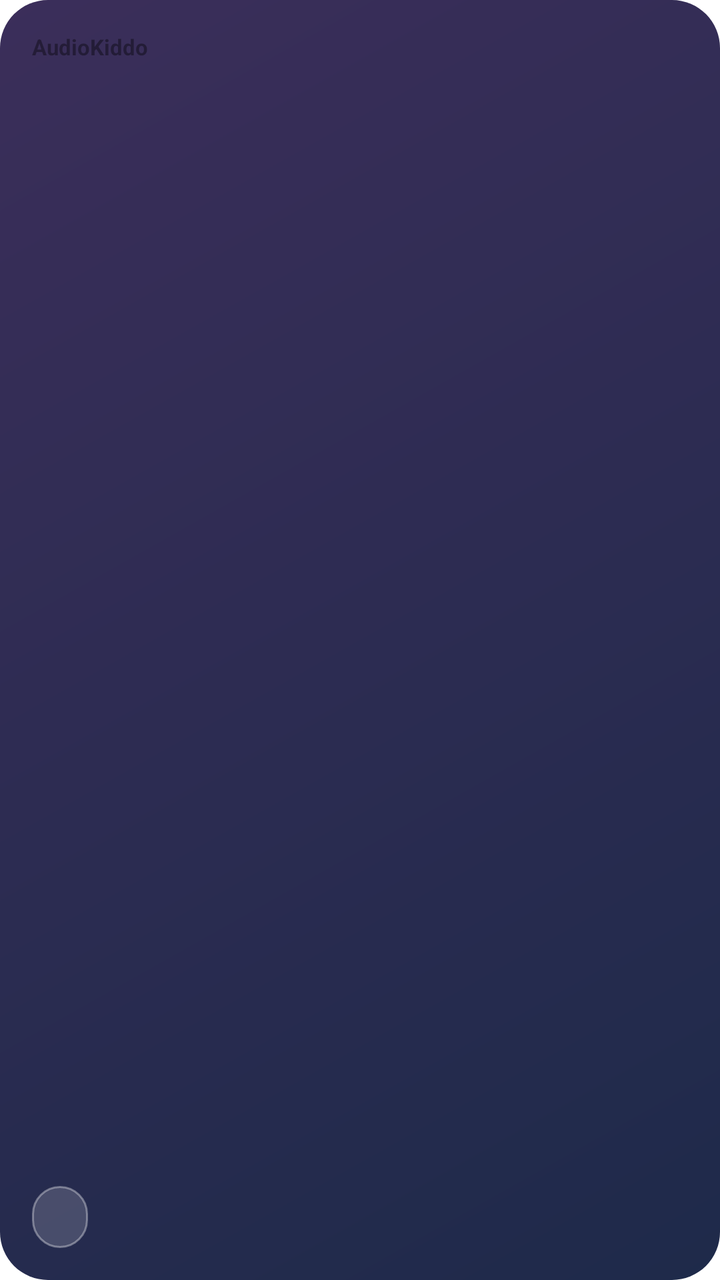
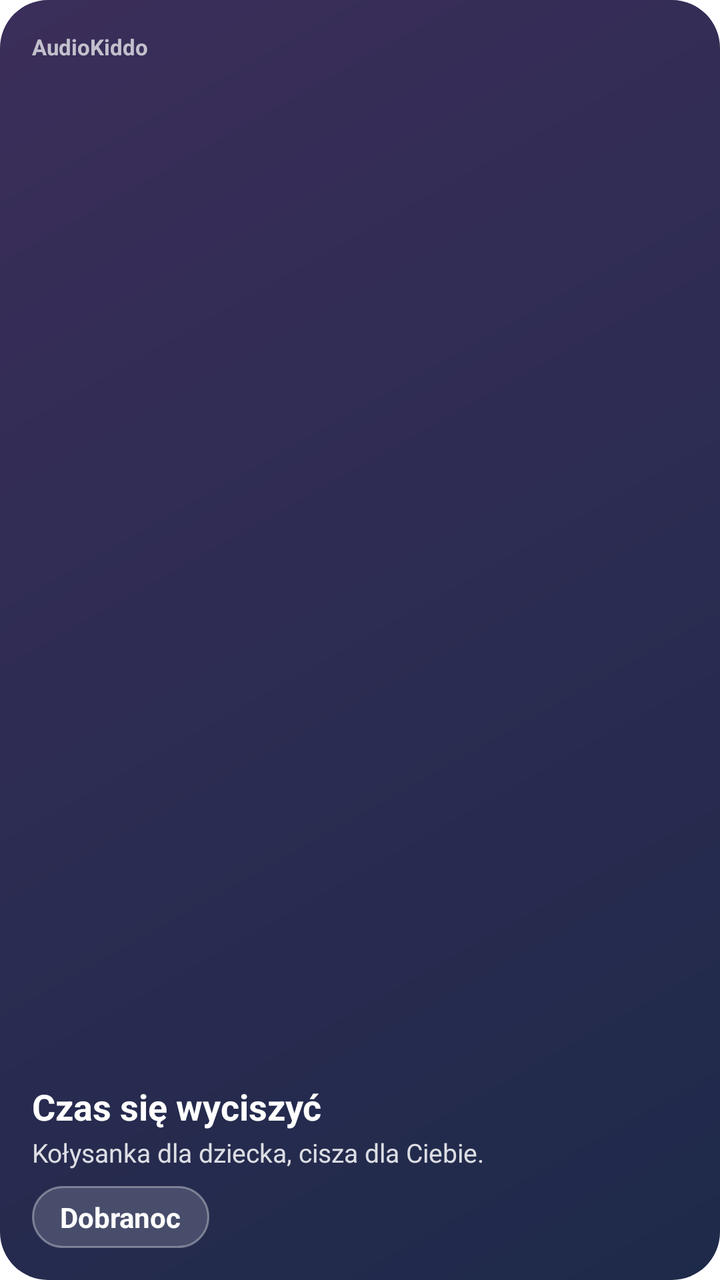

An Android layout rendered at two revisions. The XML below is the earlier revision; the diff shows what the commit changed to produce the second picture.
<!-- AndroidManifest.xml: fallback theme Theme.MaterialComponents.DayNight.NoActionBar -->
<!-- res/layout/day_part_widget.xml -->
<?xml version="1.0" encoding="utf-8"?>
<LinearLayout xmlns:android="http://schemas.android.com/apk/res/android"
    android:id="@+id/widget_root"
    android:layout_width="match_parent"
    android:layout_height="match_parent"
    android:background="@drawable/widget_bg_evening"
    android:orientation="vertical"
    android:padding="16dp">

    <TextView
        android:id="@+id/widget_brand"
        android:layout_width="wrap_content"
        android:layout_height="wrap_content"
        android:alpha="0.7"
        android:text="AudioKiddo"
        android:textSize="11sp"
        android:textStyle="bold" />

    <TextView
        android:id="@+id/widget_notes"
        android:layout_width="wrap_content"
        android:layout_height="wrap_content"
        android:letterSpacing="0.2"
        android:textSize="11sp"
        android:visibility="gone" />

    
    <FrameLayout
        android:layout_width="match_parent"
        android:layout_height="0dp"
        android:layout_weight="1" />

    <TextView
        android:id="@+id/widget_title"
        android:layout_width="match_parent"
        android:layout_height="wrap_content"
        android:maxLines="2"
        android:textSize="18sp"
        android:textStyle="bold" />

    <TextView
        android:id="@+id/widget_subtitle"
        android:layout_width="match_parent"
        android:layout_height="wrap_content"
        android:layout_marginTop="2dp"
        android:alpha="0.85"
        android:ellipsize="end"
        android:maxLines="2"
        android:textSize="13sp" />

    <TextView
        android:id="@+id/widget_action"
        android:layout_width="wrap_content"
        android:layout_height="wrap_content"
        android:layout_marginTop="8dp"
        android:background="@drawable/widget_pill"
        android:paddingLeft="14dp"
        android:paddingTop="6dp"
        android:paddingRight="14dp"
        android:paddingBottom="6dp"
        android:textSize="14sp"
        android:textStyle="bold" />
</LinearLayout>
<!-- resources referenced by this layout -->
<resources>
  <!-- drawable widget_bg_evening (drawable) -->
  <?xml version="1.0" encoding="utf-8"?>
  <shape xmlns:android="http://schemas.android.com/apk/res/android" android:shape="rectangle">
      <corners android:radius="24dp" />
      <gradient android:angle="315" android:startColor="#FF3B2E5A" android:endColor="#FF1E2A4A" />
  </shape>
  <!-- drawable widget_pill (drawable) -->
  <?xml version="1.0" encoding="utf-8"?>
  <shape xmlns:android="http://schemas.android.com/apk/res/android" android:shape="rectangle">
      <corners android:radius="20dp" />
      <solid android:color="#29FFFFFF" />
      <stroke android:width="1dp" android:color="#59FFFFFF" />
  </shape>
</resources>

<!-- the commit's change to res/layout/day_part_widget.xml (unified diff, before → after) -->
@@ -13,6 +13,7 @@
         android:layout_height="wrap_content"
         android:alpha="0.7"
         android:text="AudioKiddo"
+        android:textColor="#FFFFFFFF"
         android:textSize="11sp"
         android:textStyle="bold" />
 
@@ -32,6 +33,8 @@
 
     <TextView
         android:id="@+id/widget_title"
+        android:text="@string/widget_evening_title"
+        android:textColor="#FFFFFFFF"
         android:layout_width="match_parent"
         android:layout_height="wrap_content"
         android:maxLines="2"
@@ -40,6 +43,8 @@
 
     <TextView
         android:id="@+id/widget_subtitle"
+        android:text="@string/widget_evening_subtitle"
+        android:textColor="#FFFFFFFF"
         android:layout_width="match_parent"
         android:layout_height="wrap_content"
         android:layout_marginTop="2dp"
@@ -50,6 +55,8 @@
 
     <TextView
         android:id="@+id/widget_action"
+        android:text="@string/widget_bedtime"
+        android:textColor="#FFFFFFFF"
         android:layout_width="wrap_content"
         android:layout_height="wrap_content"
         android:layout_marginTop="8dp"
<!-- resource entries referenced after the edit -->
@@ -13,5 +13,8 @@
       <solid android:color="#29FFFFFF" />
       <stroke android:width="1dp" android:color="#59FFFFFF" />
   </shape>
+  <string name="widget_bedtime">Dobranoc</string>
+  <string name="widget_evening_subtitle">Kołysanka dla dziecka, cisza dla Ciebie.</string>
+  <string name="widget_evening_title">Czas się wyciszyć</string>
 </resources>
 
